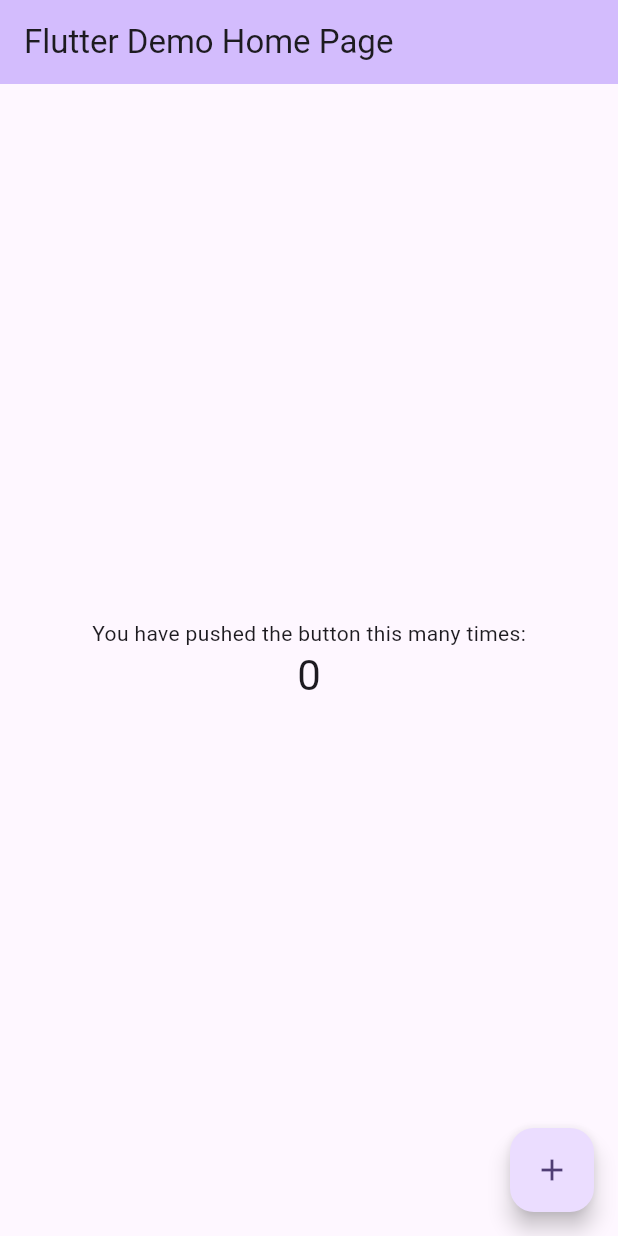
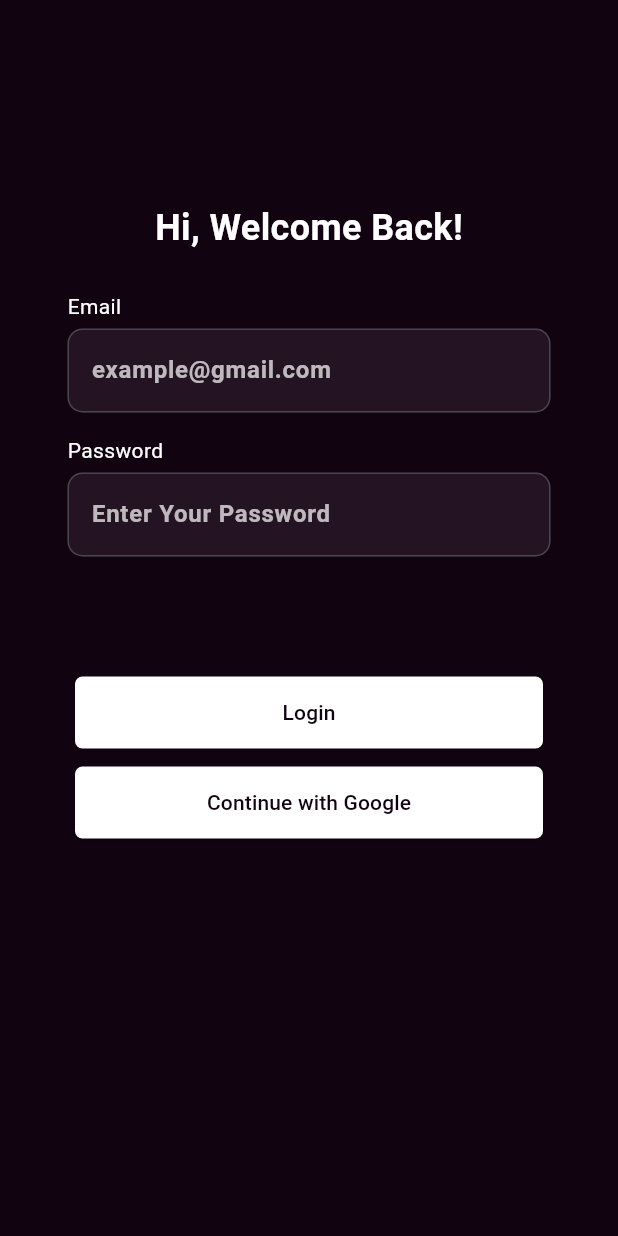
Before and after one commit to rawanabdulhayy/notes_app_v2, a Flutter app: the screen it shows after launch, on a phone screen of 412 x 824 dp. Run offline on Flutter 3.47's test engine with Material 3 defaults, Android fonts, the phone set to English and light mode, and no system bars.

Commit message:
login page, and signup page all set, and firebase console setup all done

```diff
--- /dev/null
+++ b/lib/core/app_colors/AppColors.dart
@@ -0,0 +1,7 @@
+import 'dart:ui';
+
+class AppColors{
+  static Color primaryColor = Color.fromRGBO(18, 3, 17, 1);
+  static Color secondaryColor = Color.fromRGBO(242, 214, 241, 0.08);
+
+}
--- a/lib/main.dart
+++ b/lib/main.dart
@@ -1,4 +1,6 @@
 import 'package:flutter/material.dart';
+import 'package:notes_app_using_firebase/presentation/screens/login_page.dart';
+import 'package:notes_app_using_firebase/presentation/screens/sign_up_page.dart';
 
 void main() {
   runApp(const MyApp());
@@ -13,110 +15,9 @@ class MyApp extends StatelessWidget {
     return MaterialApp(
       title: 'Flutter Demo',
       theme: ThemeData(
-        // This is the theme of your application.
-        //
-        // TRY THIS: Try running your application with "flutter run". You'll see
-        // the application has a purple toolbar. Then, without quitting the app,
-        // try changing the seedColor in the colorScheme below to Colors.green
-        // and then invoke "hot reload" (save your changes or press the "hot
-        // reload" button in a Flutter-supported IDE, or press "r" if you used
-        // the command line to start the app).
-        //
-        // Notice that the counter didn't reset back to zero; the application
-        // state is not lost during the reload. To reset the state, use hot
-        // restart instead.
-        //
-        // This works for code too, not just values: Most code changes can be
-        // tested with just a hot reload.
         colorScheme: ColorScheme.fromSeed(seedColor: Colors.deepPurple),
       ),
-      home: const MyHomePage(title: 'Flutter Demo Home Page'),
+      home: LoginPage(),
     );
   }
 }
-
-class MyHomePage extends StatefulWidget {
-  const MyHomePage({super.key, required this.title});
-
-  // This widget is the home page of your application. It is stateful, meaning
-  // that it has a State object (defined below) that contains fields that affect
-  // how it looks.
-
-  // This class is the configuration for the state. It holds the values (in this
-  // case the title) provided by the parent (in this case the App widget) and
-  // used by the build method of the State. Fields in a Widget subclass are
-  // always marked "final".
-
-  final String title;
-
-  @override
-  State<MyHomePage> createState() => _MyHomePageState();
-}
-
-class _MyHomePageState extends State<MyHomePage> {
-  int _counter = 0;
-
-  void _incrementCounter() {
-    setState(() {
-      // This call to setState tells the Flutter framework that something has
-      // changed in this State, which causes it to rerun the build method below
-      // so that the display can reflect the updated values. If we changed
-      // _counter without calling setState(), then the build method would not be
-      // called again, and so nothing would appear to happen.
-      _counter++;
-    });
-  }
-
-  @override
-  Widget build(BuildContext context) {
-    // This method is rerun every time setState is called, for instance as done
-    // by the _incrementCounter method above.
-    //
-    // The Flutter framework has been optimized to make rerunning build methods
-    // fast, so that you can just rebuild anything that needs updating rather
-    // than having to individually change instances of widgets.
-    return Scaffold(
-      appBar: AppBar(
-        // TRY THIS: Try changing the color here to a specific color (to
-        // Colors.amber, perhaps?) and trigger a hot reload to see the AppBar
-        // change color while the other colors stay the same.
-        backgroundColor: Theme.of(context).colorScheme.inversePrimary,
-        // Here we take the value from the MyHomePage object that was created by
-        // the App.build method, and use it to set our appbar title.
-        title: Text(widget.title),
-      ),
-      body: Center(
-        // Center is a layout widget. It takes a single child and positions it
-        // in the middle of the parent.
-        child: Column(
-          // Column is also a layout widget. It takes a list of children and
-          // arranges them vertically. By default, it sizes itself to fit its
-          // children horizontally, and tries to be as tall as its parent.
-          //
-          // Column has various properties to control how it sizes itself and
-          // how it positions its children. Here we use mainAxisAlignment to
-          // center the children vertically; the main axis here is the vertical
-          // axis because Columns are vertical (the cross axis would be
-          // horizontal).
-          //
-          // TRY THIS: Invoke "debug painting" (choose the "Toggle Debug Paint"
-          // action in the IDE, or press "p" in the console), to see the
-          // wireframe for each widget.
-          mainAxisAlignment: MainAxisAlignment.center,
-          children: <Widget>[
-            const Text('You have pushed the button this many times:'),
-            Text(
-              '$_counter',
-              style: Theme.of(context).textTheme.headlineMedium,
-            ),
-          ],
-        ),
-      ),
-      floatingActionButton: FloatingActionButton(
-        onPressed: _incrementCounter,
-        tooltip: 'Increment',
-        child: const Icon(Icons.add),
-      ), // This trailing comma makes auto-formatting nicer for build methods.
-    );
-  }
-}
--- /dev/null
+++ b/lib/presentation/screens/login_page.dart
@@ -0,0 +1,167 @@
+import 'package:flutter/material.dart';
+import 'package:notes_app_using_firebase/core/app_colors/AppColors.dart';
+import 'package:notes_app_using_firebase/presentation/screens/sign_up_page.dart';
+
+class LoginPage extends StatelessWidget {
+  const LoginPage({super.key});
+
+  @override
+  Widget build(BuildContext context) {
+    return Scaffold(
+      backgroundColor: AppColors.primaryColor,
+      body: Padding(
+        padding: const EdgeInsets.only(top: 135, left: 45, right: 45),
+        child: Column(
+          // mainAxisAlignment: MainAxisAlignment.center,
+          children: [
+            Text(
+              "Hi, Welcome Back!",
+              style: TextStyle(
+                fontSize: 24,
+                fontWeight: FontWeight.w700,
+                color: Colors.white,
+              ),
+            ),
+            SizedBox(height: 25,),
+            Column(
+              crossAxisAlignment: CrossAxisAlignment.start,
+              children: [
+                Text(
+                  "Email",
+                  style: TextStyle(
+                    fontSize: 14,
+                    fontWeight: FontWeight.w400,
+                    color: Colors.white,
+                  ),
+                ),
+                SizedBox(height: 5),
+                TextField(
+                  style: TextStyle(color: Colors.white), //Input Text Color
+                  //Decoration - label and hintText
+                  decoration: InputDecoration(
+                    // //Label
+                    // labelText: "Email",
+                    // labelStyle: TextStyle(color: Colors.white),
+                    //Hint Text
+                    hintText: "example@gmail.com",
+                    hintStyle: TextStyle(
+                      color: Color.fromRGBO(255, 255, 255, 0.7),
+                      fontWeight: FontWeight.w700,
+                      fontSize: 16,
+                    ),
+                    //background color
+                    fillColor: AppColors.secondaryColor,
+                    filled: true,
+                    //border
+                    border: OutlineInputBorder(
+                      borderRadius: BorderRadius.circular(10),
+                    ),
+                  ),
+                  //extras about textFields:
+                  //     enabledBorder: Border when not focused.
+                  // focusedBorder: Border when focused.
+                  // errorBorder: Border when error is shown.
+                  // focusedErrorBorder: Border when error + focused.
+                  // border: Default border if none of the above apply.
+                  // All use OutlineInputBorder or UnderlineInputBorder.
+                ),
+                SizedBox(height: 15),
+                Text(
+                  "Password",
+                  style: TextStyle(
+                    fontSize: 14,
+                    fontWeight: FontWeight.w400,
+                    color: Colors.white,
+                  ),
+                ),
+                SizedBox(height: 5),
+                TextField(
+                  style: TextStyle(color: Colors.white), //Input Text Color
+                  //Decoration - label and hintText
+                  decoration: InputDecoration(
+                    // //Label
+                    // labelText: "Email",
+                    // labelStyle: TextStyle(color: Colors.white),
+                    //Hint Text
+                    hintText: "Enter Your Password",
+                    hintStyle: TextStyle(
+                      color: Color.fromRGBO(255, 255, 255, 0.7),
+                      fontWeight: FontWeight.w700,
+                      fontSize: 16,
+                    ),
+                    //background color
+                    fillColor: AppColors.secondaryColor,
+                    filled: true,
+                    //border
+                    border: OutlineInputBorder(
+                      borderRadius: BorderRadius.circular(10),
+                    ),
+                  ),
+                  //password specific obscuring
+                  obscureText: true,
+                ),
+              ],
+            ),
+            SizedBox(height:80,),
+            Column(
+              mainAxisAlignment: MainAxisAlignment.center,
+              children: [
+                ElevatedButton(
+                  onPressed: () {},
+                  style: ElevatedButton.styleFrom(
+                    //width and height in elevated buttons -- denoted by minimum size property (width, height)
+                    minimumSize: Size(312, 48),
+                    backgroundColor: Colors.white, // button background color
+                    foregroundColor:
+                        AppColors.primaryColor, // text (and icon) color
+                    // In textField, borderRadius was nested under the border property, nested under InputDecoration.
+                    // In elevated button, borderRadius was nested under the shape property, nested under ElevatedButton,styleFrom.
+                    shape: RoundedRectangleBorder(
+                      borderRadius: BorderRadius.circular(5), // rounded corners
+                    ),
+                  ),
+                  child: Text("Login"),
+                ),
+                SizedBox(height: 12),
+                ElevatedButton(
+                  onPressed: () {},
+                  style: ElevatedButton.styleFrom(
+                    //width and height in elevated buttons -- denoted by minimum size property (width, height)
+                    minimumSize: Size(312, 48),
+                    backgroundColor: Colors.white, // button background color
+                    foregroundColor:
+                        AppColors.primaryColor, // text (and icon) color
+                    // In textField, borderRadius was nested under the border property, nested under InputDecoration.
+                    // In elevated button, borderRadius was nested under the shape property, nested under ElevatedButton,styleFrom.
+                    shape: RoundedRectangleBorder(
+                      borderRadius: BorderRadius.circular(5), // rounded corners
+                    ),
+                  ),
+                  child: Text("Continue with Google"),
+                ),
+              ],
+            ),
+            SizedBox(height: 230,),
+            Padding(
+              padding: const EdgeInsets.only(top: 50),
+              child: GestureDetector(
+                onTap: (){
+                  Navigator.push(context, MaterialPageRoute(builder: (_) => SignUpPage(),
+                  ));
+                },
+                child: Text(
+                  'Don\'t have an account? Sign Up',
+                  style: TextStyle(
+                    fontSize: 16,
+                    fontWeight: FontWeight.w600,
+                    color: Colors.white,
+                  ),
+                ),
+              ),
+            ),
+          ],
+        ),
+      ),
+    );
+  }
+}
```
Also changed, not shown: lib/presentation/screens/sign_up_page.dart (added, +127 -0 lines), 3 other files.
